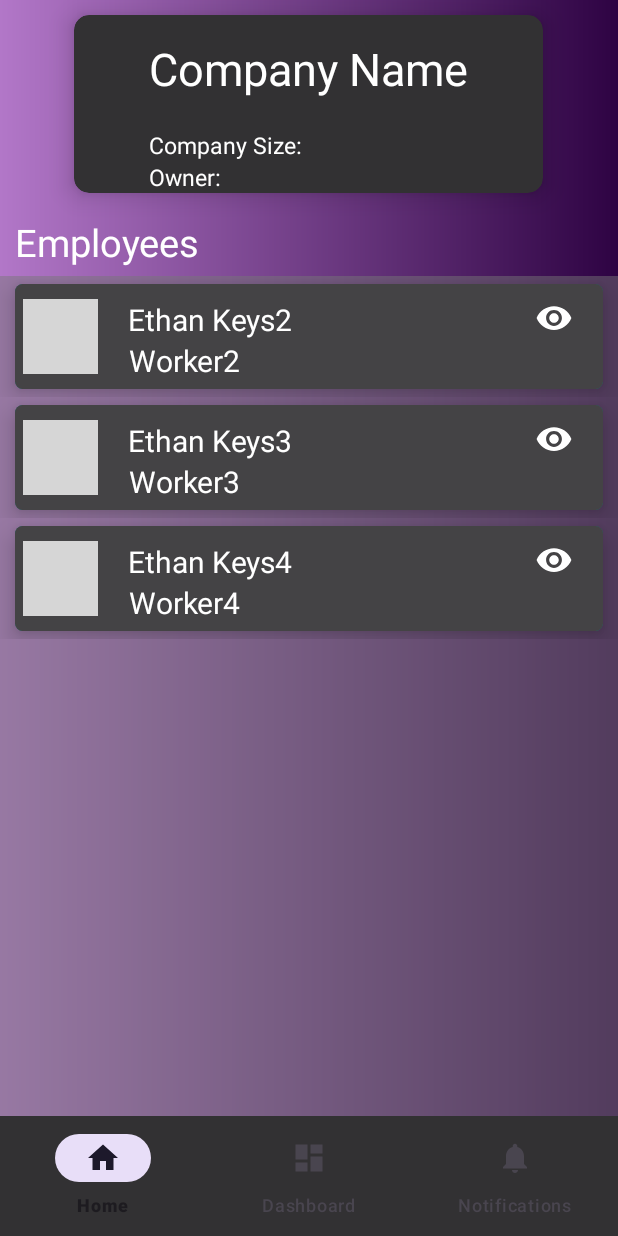
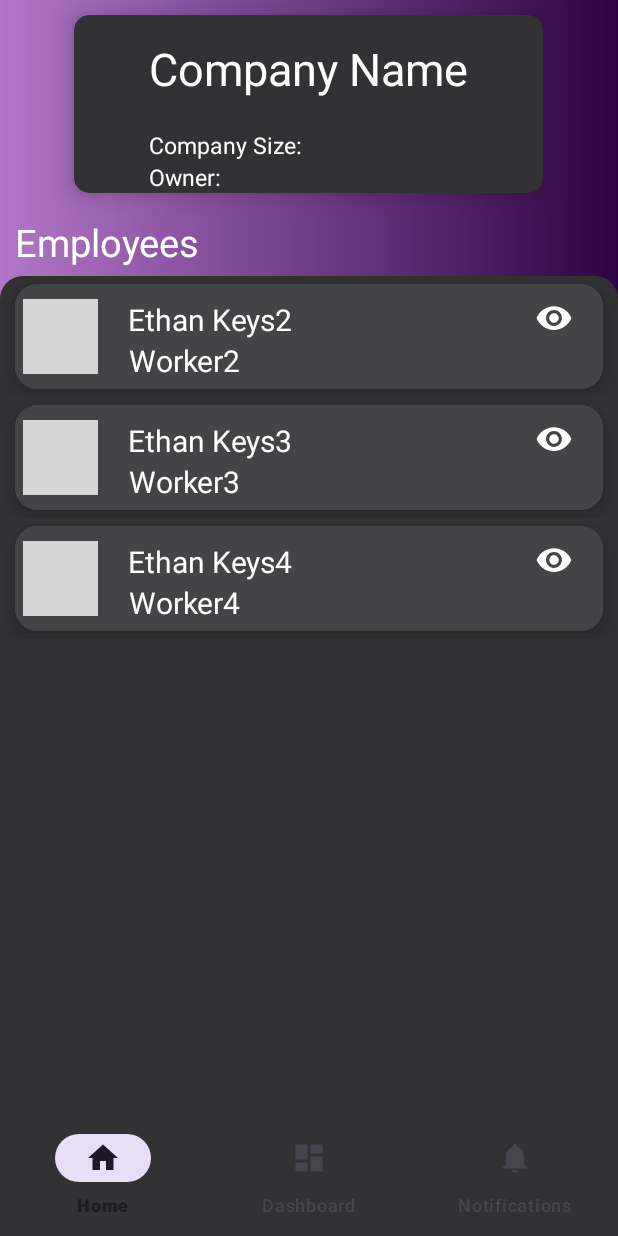
Before and after one commit to ethanman102/ClocKeys, an Android app: the screen it shows after launch (MainActivity), after a tap on an icon or button, on a phone screen of 412 x 824 dp. Run offline under Robolectric (Android 15) with nearby library versions, the phone set to English and light mode, and no system bars; our stand-ins replace CircleImageView, navigation-ui; grey boxes are pictures that could not be loaded.

Commit message:
more UI changes

```diff
--- /dev/null
+++ b/app/src/main/res/drawable/rounded_corners.xml
@@ -0,0 +1,10 @@
+<?xml version="1.0" encoding="utf-8"?>
+<shape xmlns:android="http://schemas.android.com/apk/res/android"
+    android:shape="rectangle">
+    <corners
+        android:topLeftRadius="15dp"
+        android:topRightRadius="15dp"></corners>
+
+    <solid
+        android:color="@color/dark_gray"></solid>
+</shape>
--- a/app/src/main/res/layout/employee_item.xml
+++ b/app/src/main/res/layout/employee_item.xml
@@ -11,7 +11,7 @@
         android:layout_height="wrap_content"
         app:cardBackgroundColor="@color/teal_700"
         app:cardElevation="10dp"
-        app:cardCornerRadius="5dp"
+        app:cardCornerRadius="15dp"
         android:layout_marginTop="5dp"
         android:layout_marginBottom="5dp"
         android:layout_marginStart="10dp"
--- a/app/src/main/res/layout/fragment_home.xml
+++ b/app/src/main/res/layout/fragment_home.xml
@@ -68,12 +68,18 @@
         android:layout_marginBottom="5dp"
         android:text="Employees"></TextView>
 
+    <LinearLayout
+        android:layout_width="match_parent"
+        android:layout_height="match_parent"
+        android:orientation="vertical"
+        android:background="@drawable/rounded_corners">
         <androidx.recyclerview.widget.RecyclerView
             android:id="@+id/employeeRecyclerView"
             android:layout_width="match_parent"
             android:layout_height="0dp"
             android:layout_weight="1"
-        android:background="@color/gray_transparent"
             android:paddingBottom="100dp"
             android:clipToPadding="false" />
     </LinearLayout>
+
+</LinearLayout>
```
Lines whose indentation alone changed are shown as unchanged.
